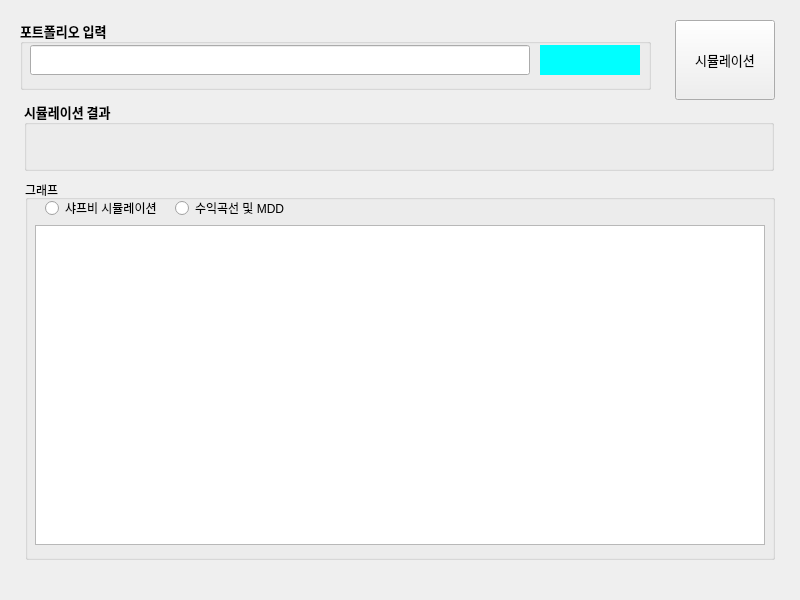
First picture: the form in front.ui, repository lyy9257/NewsystockPortfolioPlugin, before the edit.
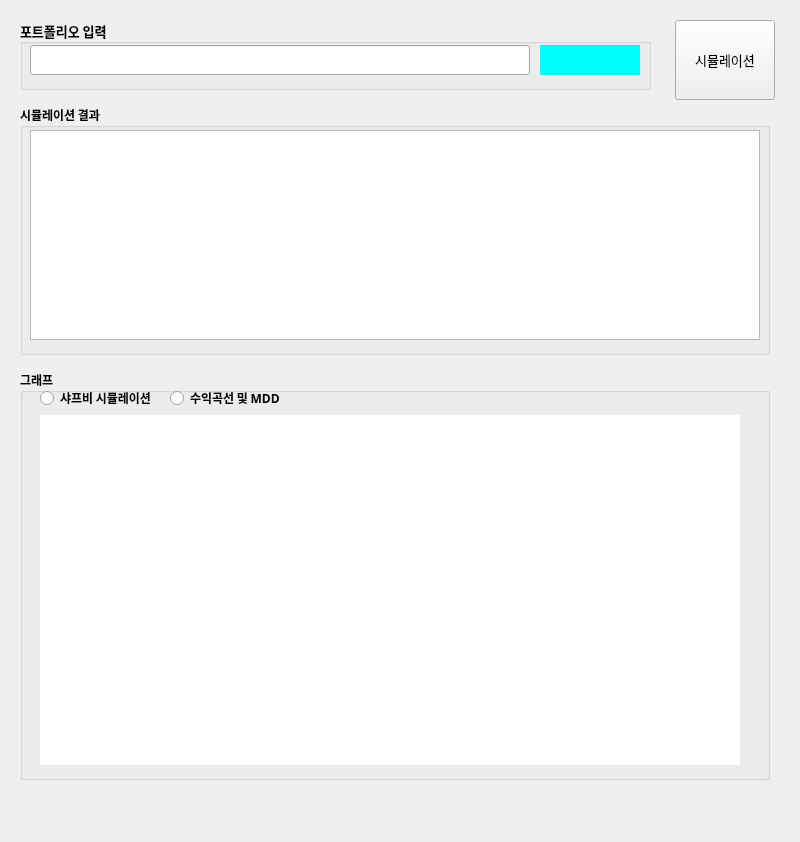
Second picture: the form after the edit.

What changed in the file:
```diff
--- a/front.ui
+++ b/front.ui
@@ -7,7 +7,7 @@
     <x>0</x>
     <y>0</y>
     <width>800</width>
-    <height>600</height>
+    <height>842</height>
    </rect>
   </property>
   <property name="windowTitle">
@@ -32,16 +32,16 @@
   <widget class="QGroupBox" name="groupBox">
    <property name="geometry">
     <rect>
-     <x>24</x>
-     <y>101</y>
+     <x>20</x>
+     <y>105</y>
      <width>750</width>
-     <height>70</height>
+     <height>250</height>
     </rect>
    </property>
    <property name="font">
     <font>
      <family>맑은 고딕</family>
-     <pointsize>10</pointsize>
+     <pointsize>9</pointsize>
      <weight>75</weight>
      <bold>true</bold>
     </font>
@@ -49,16 +49,34 @@
    <property name="title">
     <string>시뮬레이션 결과</string>
    </property>
+   <widget class="QPlainTextEdit" name="resultlogbox">
+    <property name="geometry">
+     <rect>
+      <x>10</x>
+      <y>25</y>
+      <width>730</width>
+      <height>210</height>
+     </rect>
+    </property>
+   </widget>
   </widget>
   <widget class="QGroupBox" name="GraphBox">
    <property name="geometry">
     <rect>
-     <x>25</x>
-     <y>180</y>
+     <x>20</x>
+     <y>370</y>
      <width>750</width>
-     <height>380</height>
+     <height>410</height>
     </rect>
    </property>
+   <property name="font">
+    <font>
+     <family>맑은 고딕</family>
+     <pointsize>9</pointsize>
+     <weight>75</weight>
+     <bold>true</bold>
+    </font>
+   </property>
    <property name="title">
     <string>그래프</string>
    </property>
@@ -67,7 +85,7 @@
      <rect>
       <x>20</x>
       <y>20</y>
-      <width>191</width>
+      <width>131</width>
       <height>16</height>
      </rect>
     </property>
@@ -80,7 +98,7 @@
      <rect>
       <x>150</x>
       <y>20</y>
-      <width>191</width>
+      <width>121</width>
       <height>16</height>
      </rect>
     </property>
@@ -88,15 +106,57 @@
      <string>수익곡선 및 MDD</string>
     </property>
    </widget>
-   <widget class="QGraphicsView" name="graphicsView">
+   <widget class="QLabel" name="ShowGraphImage">
     <property name="geometry">
      <rect>
-      <x>10</x>
+      <x>20</x>
       <y>45</y>
-      <width>730</width>
-      <height>320</height>
+      <width>700</width>
+      <height>350</height>
      </rect>
     </property>
+    <property name="font">
+     <font>
+      <family>맑은 고딕</family>
+      <pointsize>12</pointsize>
+     </font>
+    </property>
+    <property name="contextMenuPolicy">
+     <enum>Qt::DefaultContextMenu</enum>
+    </property>
+    <property name="acceptDrops">
+     <bool>false</bool>
+    </property>
+    <property name="autoFillBackground">
+     <bool>false</bool>
+    </property>
+    <property name="styleSheet">
+     <string notr="true">background-color : rgb(255, 255, 255)</string>
+    </property>
+    <property name="frameShape">
+     <enum>QFrame::NoFrame</enum>
+    </property>
+    <property name="frameShadow">
+     <enum>QFrame::Raised</enum>
+    </property>
+    <property name="lineWidth">
+     <number>2</number>
+    </property>
+    <property name="text">
+     <string/>
+    </property>
+    <property name="scaledContents">
+     <bool>false</bool>
+    </property>
+    <property name="alignment">
+     <set>Qt::AlignCenter</set>
+    </property>
+    <property name="wordWrap">
+     <bool>false</bool>
+    </property>
+    <property name="indent">
+     <number>-1</number>
+    </property>
    </widget>
   </widget>
   <widget class="QPushButton" name="pushButton">
```
Left out of the diff: 26 changed lines with no effect on the pictures.
